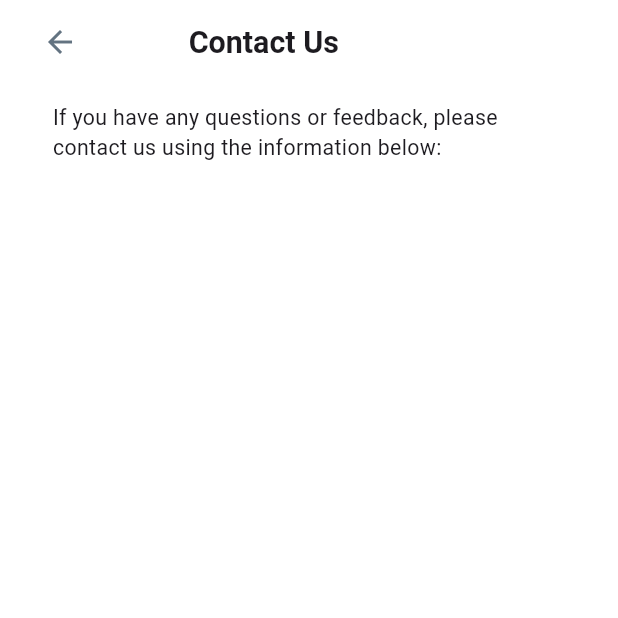
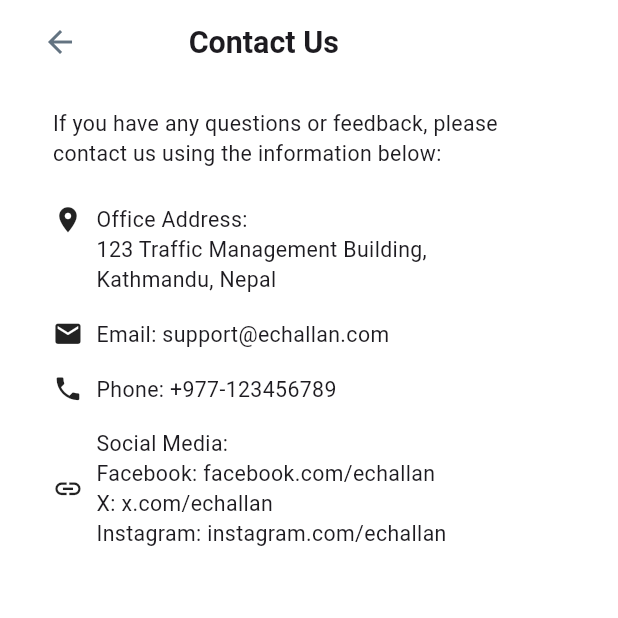
Before and after one commit to bijaya143/echallan-mobile, a Flutter app: the AuthUserContactUsScreen screen opened by its route, on a phone screen of 412 x 824 dp, the top half of it. Run offline on Flutter 3.47's test engine with Material 3 defaults, Android fonts, the phone set to English and light mode, and no system bars; our stand-ins replace bloc, dio, flutter_bloc, flutter_screenutil, flutter_svg, fluttertoast and 5 more; missing offline and left inert: fresh_dio, qr_code_scanner; Roboto replaces fonts that are missing (PublicSans-Regular); statements that could not run were skipped.

```diff
--- a/lib/core/constants/api_constants.dart
+++ b/lib/core/constants/api_constants.dart
@@ -1,3 +1,3 @@
 class ApiEndpoint {
-  static const String BASE_URL = 'http://192.168.1.5:3001/';
+  static const String BASE_URL = 'http://192.168.1.95:3001/';
 }
--- a/lib/feature/auth_user/auth_user_profile/presentation/view/screens/auth_user_contact_us.dart
+++ b/lib/feature/auth_user/auth_user_profile/presentation/view/screens/auth_user_contact_us.dart
@@ -23,15 +23,9 @@ class _AuthUserContactUsScreenState extends State<AuthUserContactUsScreen> {
           bottom: 50.h,
         ),
         child: Column(
+          crossAxisAlignment: CrossAxisAlignment.start,
           children: [
-            // Text(
-            //   'Contact Us',
-            //   style: TextStyle(
-            //     fontSize: 20.sp,
-            //     fontWeight: FontWeight.w700,
-            //   ),
-            // ),
-            12.verticalSpace,
+            16.verticalSpace,
             Text(
               'If you have any questions or feedback, please contact us using the information below:',
               style: TextStyle(
@@ -39,6 +33,90 @@ class _AuthUserContactUsScreenState extends State<AuthUserContactUsScreen> {
                 fontWeight: FontWeight.w400,
               ),
             ),
+            24.verticalSpace,
+            // Office Address Section
+            Row(
+              crossAxisAlignment: CrossAxisAlignment.start,
+              children: [
+                Icon(Icons.location_on, size: 20.sp),
+                8.horizontalSpace,
+                Expanded(
+                  child: Text(
+                    'Office Address:\n123 Traffic Management Building,\nKathmandu, Nepal',
+                    style: TextStyle(
+                      fontSize: 14.sp,
+                      fontWeight: FontWeight.w400,
+                    ),
+                  ),
+                ),
+              ],
+            ),
+            16.verticalSpace,
+            // Email Section
+            Row(
+              children: [
+                Icon(Icons.email, size: 20.sp),
+                8.horizontalSpace,
+                Expanded(
+                  child: Text(
+                    'Email: support@echallan.com',
+                    style: TextStyle(
+                      fontSize: 14.sp,
+                      fontWeight: FontWeight.w400,
+                    ),
+                  ),
+                ),
+              ],
+            ),
+            16.verticalSpace,
+            // Phone Number Section
+            Row(
+              children: [
+                Icon(Icons.phone, size: 20.sp),
+                8.horizontalSpace,
+                Expanded(
+                  child: Text(
+                    'Phone: +977-123456789',
+                    style: TextStyle(
+                      fontSize: 14.sp,
+                      fontWeight: FontWeight.w400,
+                    ),
+                  ),
+                ),
+              ],
+            ),
+            16.verticalSpace,
+            // Social Media Links Section
+            Row(
+              children: [
+                Icon(Icons.link, size: 20.sp),
+                8.horizontalSpace,
+                Expanded(
+                  child: Text(
+                    'Social Media:\nFacebook: facebook.com/echallan\nX: x.com/echallan\nInstagram: instagram.com/echallan',
+                    style: TextStyle(
+                      fontSize: 14.sp,
+                      fontWeight: FontWeight.w400,
+                    ),
+                  ),
+                ),
+              ],
+            ),
+            32.verticalSpace,
+            // Center(
+            //   child: ElevatedButton(
+            //     onPressed: () {
+            //       // Add action to open an email app or perform other actions
+            //     },
+            //     child: Text(
+            //       'Send Feedback',
+            //       style: TextStyle(
+            //         fontSize: 14.sp,
+            //         fontWeight: FontWeight.w600,
+            //       ),
+            //     ),
+            //   ),
+            // ),
           ],
         ),
       ),
```
Also changed, not shown: lib/feature/auth_user/auth_user_home/view/auth_user_home_base_screen.dart (+18 -2 lines), lib/feature/auth_user/auth_user_home/view/screens/violation_detail_screen.dart (+8 -0 lines), lib/widgets/detail_text_card.dart (+12 -2 lines).
